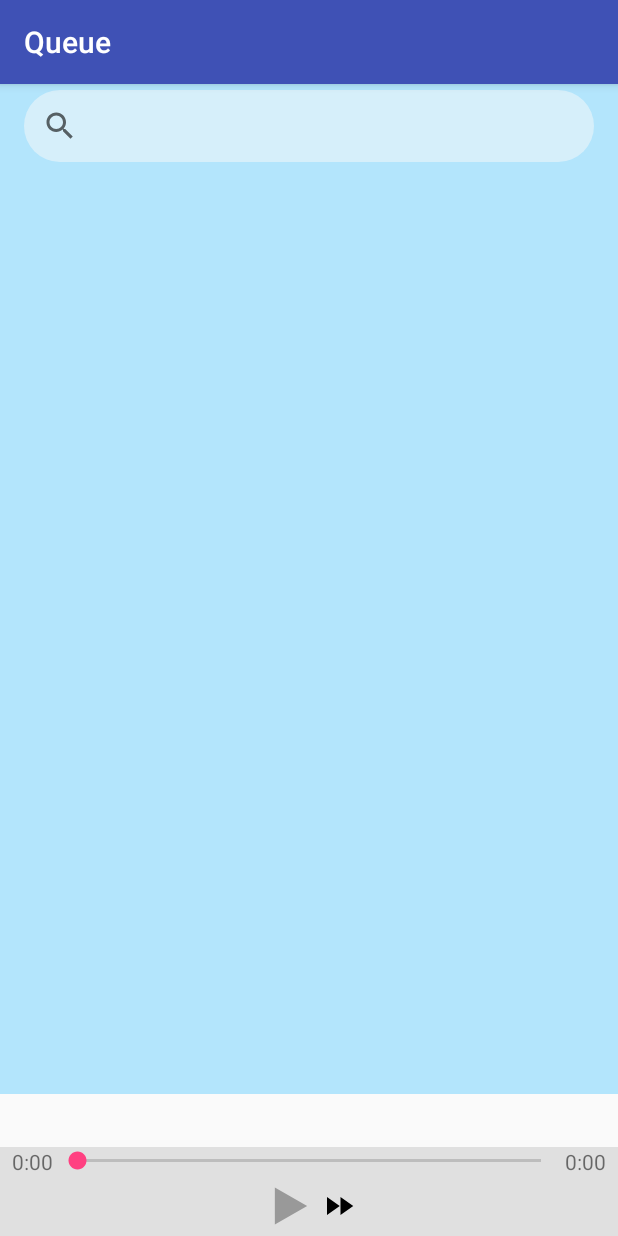
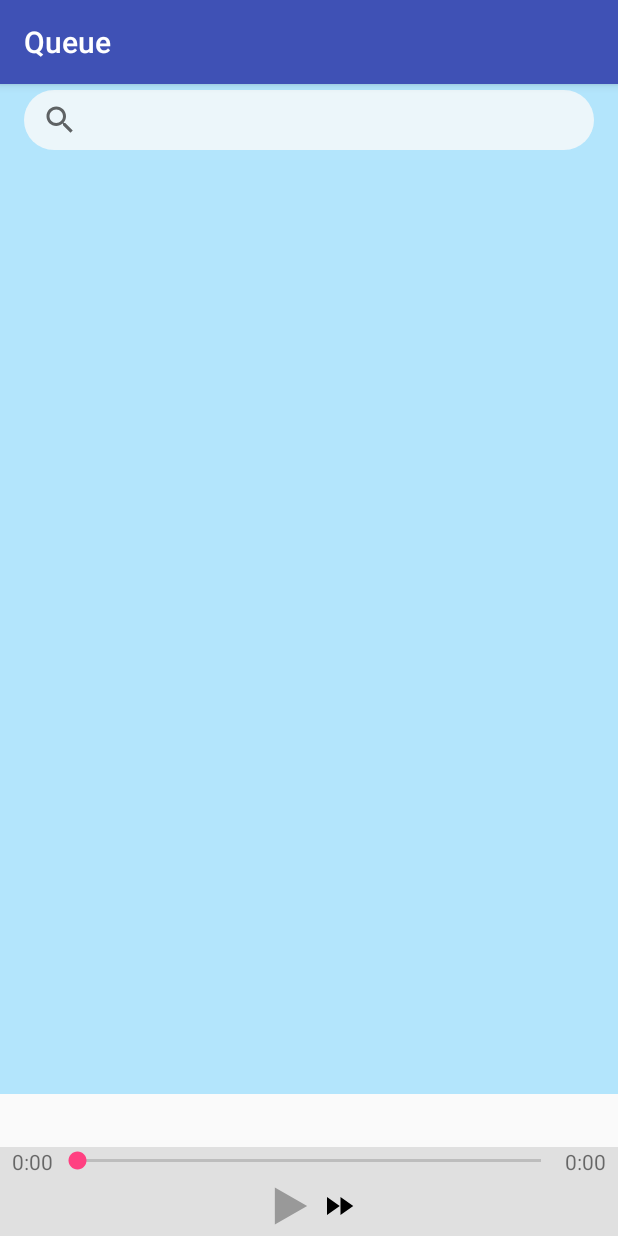
Before and after one commit to Charmmonkey/Queue, an Android app: the MusicFragment screen opened directly, with no data from a screen before it, on a phone screen of 412 x 824 dp. Run offline under Robolectric (Android 15) with nearby library versions, the phone set to English and light mode, and no system bars; our stand-ins replace ButterKnife, Firebase (no records; nobody signed in at launch, a user with empty details on screens opened directly), Picasso; libraries missing offline, so code that uses them is left out: com.spotify.sdk, kaaes.spotify.webapi, retrofit.client; pictures from the network do not load; 11 statements that could not run were skipped.

```diff
--- a/app/src/main/AndroidManifest.xml
+++ b/app/src/main/AndroidManifest.xml
@@ -48,6 +48,12 @@
                 <action android:name="com.google.firebase.INSTANCE_ID_EVENT" />
             </intent-filter>
         </service>
+        <service
+            android:name=".firebase.QueueFirebaseMessagingService">
+            <intent-filter>
+                <action android:name="com.google.firebase.MESSAGING_EVENT"/>
+            </intent-filter>
+        </service>
         <!--
      Set custom default icon. This is used when no icon is set for incoming notification messages.
      See README(https://goo.gl/l4GJaQ) for more.
--- a/app/src/main/res/layout/music_fragment.xml
+++ b/app/src/main/res/layout/music_fragment.xml
@@ -11,7 +11,7 @@
         android:id="@+id/search_view"
         style="@style/search_view_style"
         android:layout_width="match_parent"
-        android:layout_height="wrap_content"/>
+        android:layout_height="40dp"/>
 
     <android.support.v7.widget.RecyclerView
         android:id="@+id/search_results"
--- a/app/src/main/res/values/colors.xml
+++ b/app/src/main/res/values/colors.xml
@@ -7,5 +7,5 @@
     <color name="background_light">#FAFAFA</color>
     <color name="gray_accent">#E0E0E0</color>
     <color name="background_color">#B3E5FC</color>
-    <color name="white_translucent">#80FAFAFA</color>
+    <color name="white_translucent">#CCFAFAFA</color>
 </resources>
--- a/gradle.properties
+++ b/gradle.properties
@@ -15,3 +15,4 @@ org.gradle.jvmargs=-Xmx1536m
 # This option should only be used with decoupled projects. More details, visit
 # http://www.gradle.org/docs/current/userguide/multi_project_builds.html#sec:decoupled_projects
 # org.gradle.parallel=true
+Key="test"
```
Also changed, not shown: app/src/main/java/com/stream/jerye/queue/MusicPage/MusicFragment.java (+10 -0 lines), app/src/main/java/com/stream/jerye/queue/firebase/FirebaseEventBus.java (+16 -0 lines), app/src/main/java/com/stream/jerye/queue/firebase/QueueFirebaseMessagingService.java (added, +16 -0 lines), 1 other file.
